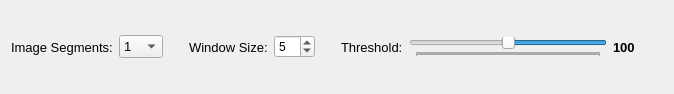
The window that resources/views/algorithms/MRMap.ui (crgrove/automated-drone-image-analysis-tool) describes before a commit, drawn with Qt 5.
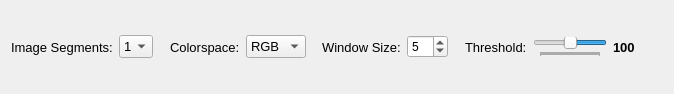
The same window after the commit.

Commit message: Add colorspace selection (RGB/HSV/LAB) to MRMap algorithm

```diff
--- a/resources/views/algorithms/MRMap.ui
+++ b/resources/views/algorithms/MRMap.ui
@@ -120,6 +120,64 @@
          </property>
         </spacer>
        </item>
+       <item>
+        <widget class="QLabel" name="colorspaceLabel">
+         <property name="font">
+          <font>
+           <pointsize>10</pointsize>
+          </font>
+         </property>
+         <property name="text">
+          <string>Colorspace:</string>
+         </property>
+        </widget>
+       </item>
+       <item>
+        <widget class="QComboBox" name="colorspaceComboBox">
+         <property name="minimumSize">
+          <size>
+           <width>60</width>
+           <height>0</height>
+          </size>
+         </property>
+         <property name="font">
+          <font>
+           <pointsize>10</pointsize>
+          </font>
+         </property>
+         <item>
+          <property name="text">
+           <string>RGB</string>
+          </property>
+         </item>
+         <item>
+          <property name="text">
+           <string>HSV</string>
+          </property>
+         </item>
+         <item>
+          <property name="text">
+           <string>LAB</string>
+          </property>
+         </item>
+        </widget>
+       </item>
+       <item>
+        <spacer name="horizontalSpacer_3">
+         <property name="orientation">
+          <enum>Qt::Horizontal</enum>
+         </property>
+         <property name="sizeType">
+          <enum>QSizePolicy::Maximum</enum>
+         </property>
+         <property name="sizeHint" stdset="0">
+          <size>
+           <width>20</width>
+           <height>20</height>
+          </size>
+         </property>
+        </spacer>
+       </item>
        <item>
         <widget class="QLabel" name="windowLabel">
          <property name="font">
```
The commit also changes 4 other files.
